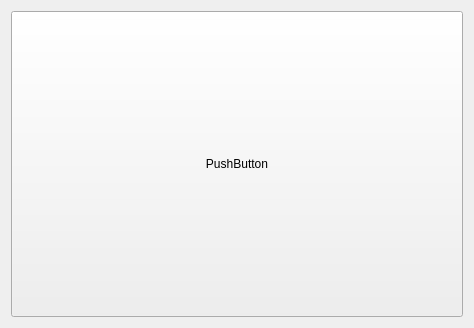
Above: Indi-Cosmos/telescopio.ui from eyehalcon97/Indi-Cosmos before the change. Below: the same form after it.
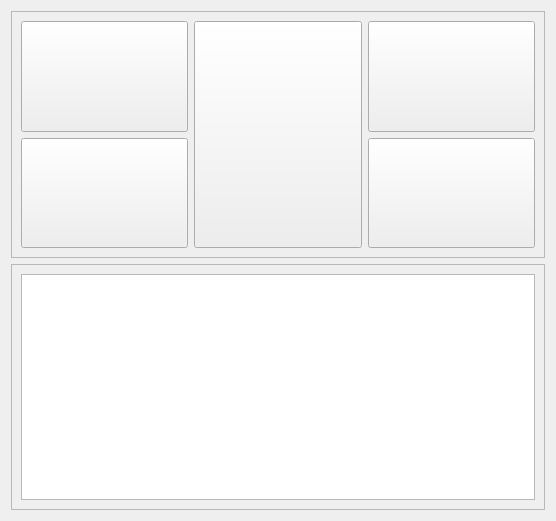
That is the form after the change. Icons and pictures are not drawn.

```diff
--- a/Indi-Cosmos/telescopio.ui
+++ b/Indi-Cosmos/telescopio.ui
@@ -6,19 +6,19 @@
    <rect>
     <x>0</x>
     <y>0</y>
-    <width>474</width>
-    <height>328</height>
+    <width>556</width>
+    <height>521</height>
    </rect>
   </property>
   <property name="sizePolicy">
-   <sizepolicy hsizetype="Preferred" vsizetype="Preferred">
-    <horstretch>1</horstretch>
-    <verstretch>1</verstretch>
+   <sizepolicy hsizetype="Minimum" vsizetype="Minimum">
+    <horstretch>0</horstretch>
+    <verstretch>0</verstretch>
    </sizepolicy>
   </property>
   <property name="minimumSize">
    <size>
-    <width>0</width>
+    <width>200</width>
     <height>200</height>
    </size>
   </property>
@@ -26,17 +26,144 @@
    <string>Form</string>
   </property>
   <layout class="QGridLayout" name="gridLayout">
+   <item row="1" column="0">
+    <widget class="QScrollArea" name="scrolltexto">
+     <property name="sizePolicy">
+      <sizepolicy hsizetype="Minimum" vsizetype="Minimum">
+       <horstretch>0</horstretch>
+       <verstretch>0</verstretch>
+      </sizepolicy>
+     </property>
+     <property name="widgetResizable">
+      <bool>true</bool>
+     </property>
+     <widget class="QWidget" name="scrollAreaWidgetContents">
+      <property name="geometry">
+       <rect>
+        <x>0</x>
+        <y>0</y>
+        <width>536</width>
+        <height>246</height>
+       </rect>
+      </property>
+      <layout class="QHBoxLayout" name="horizontalLayout">
+       <item>
+        <widget class="QTextBrowser" name="texto"/>
+       </item>
+      </layout>
+     </widget>
+    </widget>
+   </item>
    <item row="0" column="0">
-    <widget class="QPushButton" name="pushButton">
+    <widget class="QScrollArea" name="scrollArea_2">
      <property name="sizePolicy">
-      <sizepolicy hsizetype="Expanding" vsizetype="Expanding">
+      <sizepolicy hsizetype="Minimum" vsizetype="Minimum">
        <horstretch>0</horstretch>
        <verstretch>0</verstretch>
       </sizepolicy>
      </property>
-     <property name="text">
-      <string>PushButton</string>
+     <property name="widgetResizable">
+      <bool>true</bool>
      </property>
+     <widget class="QWidget" name="dibujo">
+      <property name="geometry">
+       <rect>
+        <x>0</x>
+        <y>0</y>
+        <width>536</width>
+        <height>247</height>
+       </rect>
+      </property>
+      <property name="sizePolicy">
+       <sizepolicy hsizetype="Preferred" vsizetype="Preferred">
+        <horstretch>0</horstretch>
+        <verstretch>0</verstretch>
+       </sizepolicy>
+      </property>
+      <layout class="QGridLayout" name="gridLayout_2">
+       <item row="0" column="0" rowspan="2">
+        <widget class="QPushButton" name="pushButton_2">
+         <property name="sizePolicy">
+          <sizepolicy hsizetype="Minimum" vsizetype="Minimum">
+           <horstretch>0</horstretch>
+           <verstretch>0</verstretch>
+          </sizepolicy>
+         </property>
+         <property name="styleSheet">
+          <string notr="true">
+image: url(:/Images/lentecuadrada.png);</string>
+         </property>
+         <property name="text">
+          <string/>
+         </property>
+        </widget>
+       </item>
+       <item row="2" column="0" rowspan="2">
+        <widget class="QPushButton" name="pushButton">
+         <property name="sizePolicy">
+          <sizepolicy hsizetype="Minimum" vsizetype="Minimum">
+           <horstretch>0</horstretch>
+           <verstretch>0</verstretch>
+          </sizepolicy>
+         </property>
+         <property name="styleSheet">
+          <string notr="true">image: url(:/Images/lentecuadrada.png);</string>
+         </property>
+         <property name="text">
+          <string/>
+         </property>
+        </widget>
+       </item>
+       <item row="0" column="2" rowspan="2">
+        <widget class="QPushButton" name="pushButton_4">
+         <property name="sizePolicy">
+          <sizepolicy hsizetype="Minimum" vsizetype="Minimum">
+           <horstretch>0</horstretch>
+           <verstretch>0</verstretch>
+          </sizepolicy>
+         </property>
+         <property name="styleSheet">
+          <string notr="true">image: url(:/Images/lentecuadrada.png);</string>
+         </property>
+         <property name="text">
+          <string/>
+         </property>
+        </widget>
+       </item>
+       <item row="2" column="2" rowspan="2">
+        <widget class="QPushButton" name="pushButton_6">
+         <property name="sizePolicy">
+          <sizepolicy hsizetype="Minimum" vsizetype="Minimum">
+           <horstretch>0</horstretch>
+           <verstretch>0</verstretch>
+          </sizepolicy>
+         </property>
+         <property name="styleSheet">
+          <string notr="true">image: url(:/Images/lentecuadrada.png);</string>
+         </property>
+         <property name="text">
+          <string/>
+         </property>
+        </widget>
+       </item>
+       <item row="0" column="1" rowspan="4">
+        <widget class="QPushButton" name="pushButton_7">
+         <property name="sizePolicy">
+          <sizepolicy hsizetype="Minimum" vsizetype="Minimum">
+           <horstretch>0</horstretch>
+           <verstretch>0</verstretch>
+          </sizepolicy>
+         </property>
+         <property name="styleSheet">
+          <string notr="true">image: url(:/Images/Monturacuadrada.png);</string>
+         </property>
+         <property name="text">
+          <string/>
+         </property>
+        </widget>
+       </item>
+      </layout>
+     </widget>
     </widget>
    </item>
   </layout>
```
Left out of the diff: 6 changed lines with no effect on the pictures.
